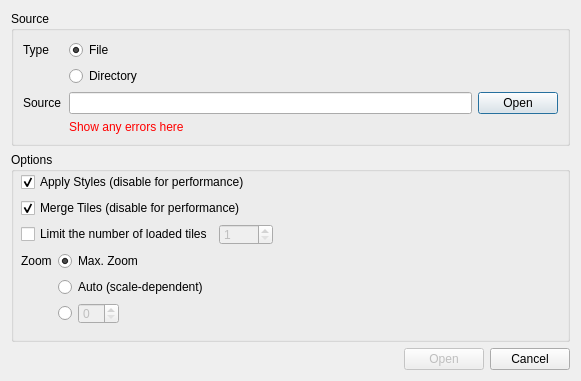
geometalab/Vector-Tiles-Reader-QGIS-Plugin, file ui/dlg_file_connection.ui: the form before one commit.
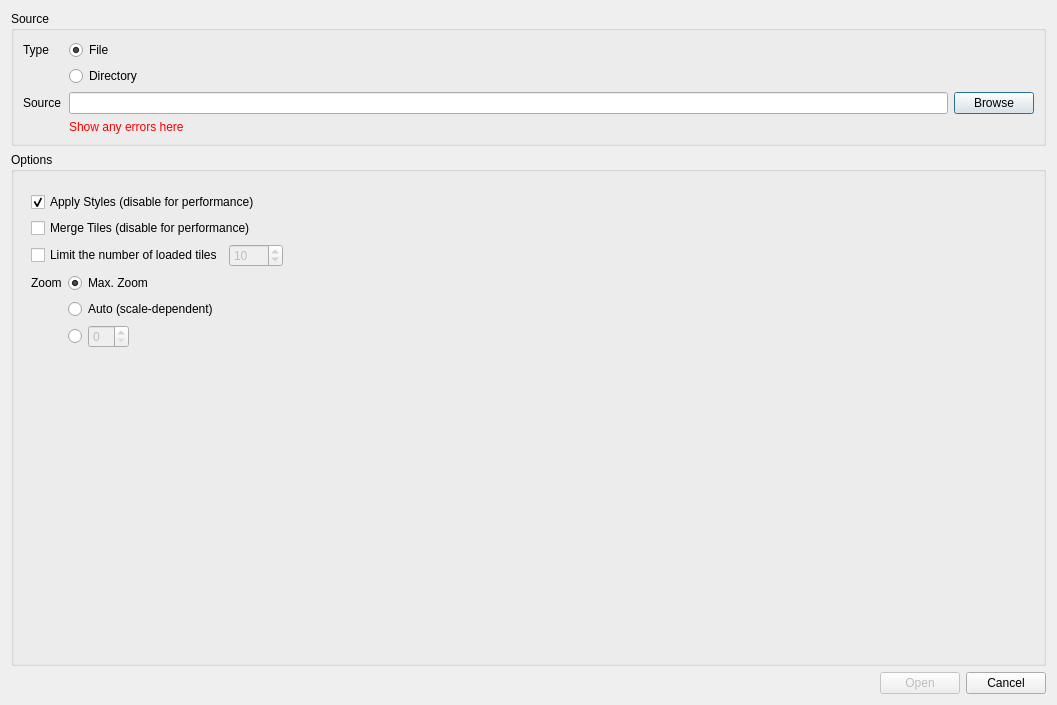
The form after the commit. Icons and pictures are not drawn.

```diff
--- a/ui/dlg_file_connection.ui
+++ b/ui/dlg_file_connection.ui
@@ -9,20 +9,20 @@
    <rect>
     <x>0</x>
     <y>0</y>
-    <width>581</width>
-    <height>380</height>
+    <width>1057</width>
+    <height>705</height>
    </rect>
   </property>
   <property name="sizePolicy">
-   <sizepolicy hsizetype="Expanding" vsizetype="Fixed">
+   <sizepolicy hsizetype="Expanding" vsizetype="Expanding">
     <horstretch>0</horstretch>
     <verstretch>0</verstretch>
    </sizepolicy>
   </property>
   <property name="minimumSize">
    <size>
-    <width>250</width>
-    <height>0</height>
+    <width>573</width>
+    <height>655</height>
    </size>
   </property>
   <property name="windowTitle">
@@ -105,7 +105,7 @@
            </sizepolicy>
           </property>
           <property name="text">
-           <string>Open</string>
+           <string>Browse</string>
           </property>
           <property name="icon">
            <iconset resource="resources.qrc">
@@ -260,10 +260,10 @@
      <widget class="QWidget" name="formLayoutWidget_2">
       <property name="geometry">
        <rect>
-        <x>10</x>
-        <y>20</y>
-        <width>541</width>
-        <height>161</height>
+        <x>20</x>
+        <y>40</y>
+        <width>981</width>
+        <height>301</height>
        </rect>
       </property>
       <layout class="QFormLayout" name="formLayout_2">
@@ -286,7 +286,7 @@
           <string>Merge Tiles (disable for performance)</string>
          </property>
          <property name="checked">
-          <bool>true</bool>
+          <bool>false</bool>
          </property>
         </widget>
        </item>
@@ -326,58 +326,6 @@
          </attribute>
         </widget>
        </item>
-       <item row="5" column="1">
-        <layout class="QHBoxLayout" name="horizontalLayout">
-         <item alignment="Qt::AlignVCenter">
-          <widget class="QRadioButton" name="rbZoomManual">
-           <property name="maximumSize">
-            <size>
-             <width>16</width>
-             <height>16777215</height>
-            </size>
-           </property>
-           <property name="text">
-            <string/>
-           </property>
-           <attribute name="buttonGroup">
-            <string notr="true">buttonGroup_2</string>
-           </attribute>
-          </widget>
-         </item>
-         <item alignment="Qt::AlignVCenter">
-          <widget class="QSpinBox" name="zoomSpin">
-           <property name="enabled">
-            <bool>false</bool>
-           </property>
-           <property name="sizePolicy">
-            <sizepolicy hsizetype="Fixed" vsizetype="Preferred">
-             <horstretch>0</horstretch>
-             <verstretch>0</verstretch>
-            </sizepolicy>
-           </property>
-           <property name="minimumSize">
-            <size>
-             <width>0</width>
-             <height>21</height>
-            </size>
-           </property>
-          </widget>
-         </item>
-         <item>
-          <spacer name="horizontalSpacer">
-           <property name="orientation">
-            <enum>Qt::Horizontal</enum>
-           </property>
-           <property name="sizeHint" stdset="0">
-            <size>
-             <width>40</width>
-             <height>20</height>
-            </size>
-           </property>
-          </spacer>
-         </item>
-        </layout>
-       </item>
        <item row="2" column="0" colspan="2">
         <layout class="QGridLayout" name="gridLayout_5" columnstretch="0,1">
          <property name="horizontalSpacing">
@@ -400,6 +348,9 @@
            <property name="maximum">
             <number>9999</number>
            </property>
+           <property name="value">
+            <number>10</number>
+           </property>
           </widget>
          </item>
          <item row="1" column="0" alignment="Qt::AlignLeft|Qt::AlignVCenter">
@@ -424,6 +375,46 @@
          </property>
         </spacer>
        </item>
+       <item row="5" column="1">
+        <layout class="QHBoxLayout" name="horizontalLayout">
+         <item>
+          <widget class="QRadioButton" name="rbZoomManual">
+           <property name="text">
+            <string/>
+           </property>
+           <attribute name="buttonGroup">
+            <string notr="true">buttonGroup_2</string>
+           </attribute>
+          </widget>
+         </item>
+         <item alignment="Qt::AlignLeft">
+          <widget class="QSpinBox" name="zoomSpin">
+           <property name="enabled">
+            <bool>false</bool>
+           </property>
+           <property name="maximumSize">
+            <size>
+             <width>70</width>
+             <height>16777215</height>
+            </size>
+           </property>
+          </widget>
+         </item>
+         <item>
+          <spacer name="horizontalSpacer">
+           <property name="orientation">
+            <enum>Qt::Horizontal</enum>
+           </property>
+           <property name="sizeHint" stdset="0">
+            <size>
+             <width>40</width>
+             <height>20</height>
+            </size>
+           </property>
+          </spacer>
+         </item>
+        </layout>
+       </item>
       </layout>
      </widget>
     </widget>
```
Left out of the diff: 26 changed lines with no effect on the pictures.
